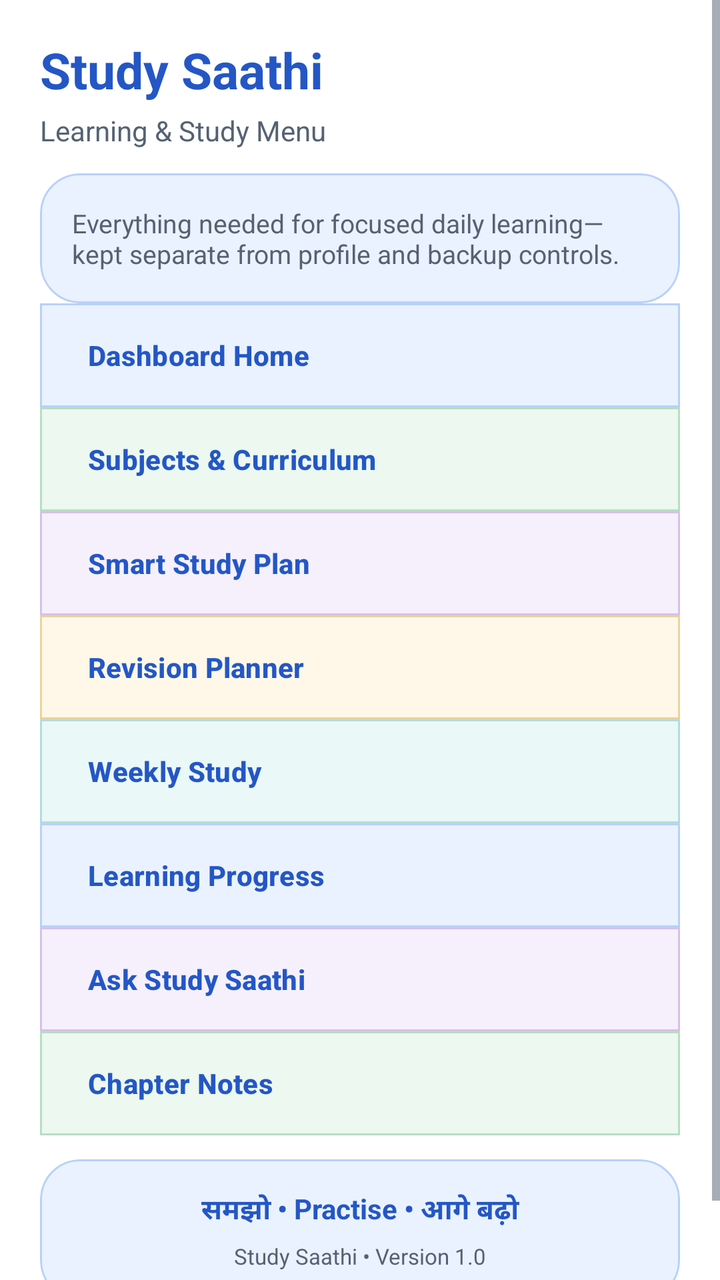
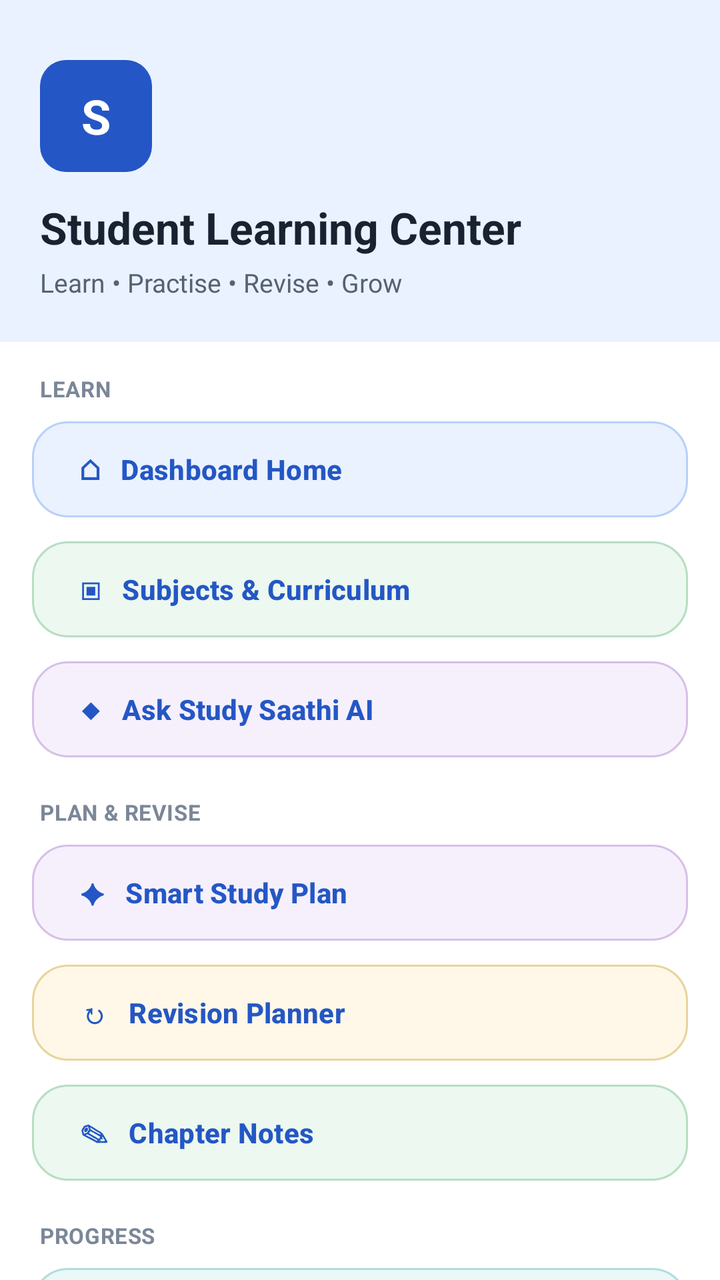

Screens rendered from an Android XML layout before and after an edit, with the pre-edit source and the edit as a unified diff.
<!-- AndroidManifest.xml: application theme Theme.StudySaathi -->
<!-- res/layout/drawer_dashboard_study_menu.xml -->
<?xml version="1.0" encoding="utf-8"?>
<ScrollView
    xmlns:android="http://schemas.android.com/apk/res/android"
    xmlns:app="http://schemas.android.com/apk/res-auto"
    android:layout_width="match_parent"
    android:layout_height="match_parent"
    android:background="@color/ss_surface"
    android:fillViewport="true">

    <LinearLayout
        android:layout_width="match_parent"
        android:layout_height="wrap_content"
        android:orientation="vertical"
        android:paddingStart="20dp"
        android:paddingTop="18dp"
        android:paddingEnd="20dp"
        android:paddingBottom="28dp">

        <TextView
            android:layout_width="match_parent"
            android:layout_height="wrap_content"
            android:fontFamily="sans-serif-rounded"
            android:text="Study Saathi"
            android:textColor="@color/ss_primary"
            android:textSize="25sp"
            android:textStyle="bold" />

        <TextView
            android:layout_width="match_parent"
            android:layout_height="wrap_content"
            android:layout_marginTop="4dp"
            android:text="Learning &amp; Study Menu"
            android:textColor="@color/ss_text_secondary"
            android:textSize="14sp" />

        <com.google.android.material.card.MaterialCardView
            android:layout_width="match_parent"
            android:layout_height="wrap_content"
            android:layout_marginTop="12dp"
            app:cardBackgroundColor="@color/ss_blue_soft"
            app:cardCornerRadius="20dp"
            app:cardElevation="0dp"
            app:strokeColor="@color/ss_blue_border"
            app:strokeWidth="1dp">

            <TextView
                android:layout_width="match_parent"
                android:layout_height="wrap_content"
                android:padding="16dp"
                android:text="Everything needed for focused daily learning—kept separate from profile and backup controls."
                android:textColor="@color/ss_text_secondary"
                android:textSize="13sp" />

        </com.google.android.material.card.MaterialCardView>

        <com.google.android.material.button.MaterialButton
            android:id="@+id/buttonMenuDashboard"
            style="@style/Widget.StudySaathi.Button.DrawerCompact"
            android:layout_width="match_parent"
            android:layout_height="wrap_content"
            android:layout_marginTop="0dp"
            android:gravity="start|center_vertical"
            android:text="Dashboard Home"
            android:textAllCaps="false"
            app:backgroundTint="@color/ss_blue_soft"
            app:strokeColor="@color/ss_blue_border" />

        <com.google.android.material.button.MaterialButton
            android:id="@+id/buttonMenuSubjects"
            style="@style/Widget.StudySaathi.Button.DrawerCompact"
            android:layout_width="match_parent"
            android:layout_height="wrap_content"
            android:layout_marginTop="0dp"
            android:gravity="start|center_vertical"
            android:text="Subjects &amp; Curriculum"
            android:textAllCaps="false"
            app:backgroundTint="@color/ss_green_soft"
            app:strokeColor="@color/ss_green_border" />

        <com.google.android.material.button.MaterialButton
            android:id="@+id/buttonMenuSmartStudyPlan"
            style="@style/Widget.StudySaathi.Button.DrawerCompact"
            android:layout_width="match_parent"
            android:layout_height="wrap_content"
            android:layout_marginTop="0dp"
            android:gravity="start|center_vertical"
            android:text="Smart Study Plan"
            android:textAllCaps="false"
            app:backgroundTint="@color/ss_purple_soft"
            app:strokeColor="@color/ss_purple_border" />

        <com.google.android.material.button.MaterialButton
            android:id="@+id/buttonMenuRevision"
            style="@style/Widget.StudySaathi.Button.DrawerCompact"
            android:layout_width="match_parent"
            android:layout_height="wrap_content"
            android:layout_marginTop="0dp"
            android:gravity="start|center_vertical"
            android:text="Revision Planner"
            android:textAllCaps="false"
            app:backgroundTint="@color/ss_yellow_soft"
            app:strokeColor="@color/ss_yellow_border" />

        <com.google.android.material.button.MaterialButton
            android:id="@+id/buttonMenuWeeklyStudy"
            style="@style/Widget.StudySaathi.Button.DrawerCompact"
            android:layout_width="match_parent"
            android:layout_height="wrap_content"
            android:layout_marginTop="0dp"
            android:gravity="start|center_vertical"
            android:text="Weekly Study"
            android:textAllCaps="false"
            app:backgroundTint="@color/ss_teal_soft"
            app:strokeColor="@color/ss_teal_border" />

        <com.google.android.material.button.MaterialButton
            android:id="@+id/buttonMenuLearningProgress"
            style="@style/Widget.StudySaathi.Button.DrawerCompact"
            android:layout_width="match_parent"
            android:layout_height="wrap_content"
            android:layout_marginTop="0dp"
            android:gravity="start|center_vertical"
            android:text="Learning Progress"
            android:textAllCaps="false"
            app:backgroundTint="@color/ss_blue_soft"
            app:strokeColor="@color/ss_blue_border" />

        <com.google.android.material.button.MaterialButton
            android:id="@+id/buttonMenuAskSaathi"
            style="@style/Widget.StudySaathi.Button.DrawerCompact"
            android:layout_width="match_parent"
            android:layout_height="wrap_content"
            android:layout_marginTop="0dp"
            android:gravity="start|center_vertical"
            android:text="Ask Study Saathi"
            android:textAllCaps="false"
            app:backgroundTint="@color/ss_purple_soft"
            app:strokeColor="@color/ss_purple_border" />

        <com.google.android.material.button.MaterialButton
            android:id="@+id/buttonMenuChapterNotes"
            style="@style/Widget.StudySaathi.Button.DrawerCompact"
            android:layout_width="match_parent"
            android:layout_height="wrap_content"
            android:layout_marginTop="0dp"
            android:gravity="start|center_vertical"
            android:text="Chapter Notes"
            android:textAllCaps="false"
            app:backgroundTint="@color/ss_green_soft"
            app:strokeColor="@color/ss_green_border" />

        <com.google.android.material.card.MaterialCardView
            android:layout_width="match_parent"
            android:layout_height="wrap_content"
            android:layout_marginTop="12dp"
            android:layout_marginBottom="4dp"
            app:cardBackgroundColor="@color/ss_blue_soft"
            app:cardCornerRadius="20dp"
            app:cardElevation="0dp"
            app:strokeColor="@color/ss_blue_border"
            app:strokeWidth="1dp">

            <LinearLayout
                android:layout_width="match_parent"
                android:layout_height="wrap_content"
                android:gravity="center"
                android:orientation="vertical"
                android:padding="15dp">

                <TextView
                    android:layout_width="match_parent"
                    android:layout_height="wrap_content"
                    android:fontFamily="sans-serif-rounded"
                    android:gravity="center"
                    android:text="समझो • Practise • आगे बढ़ो"
                    android:textColor="@color/ss_primary"
                    android:textSize="14sp"
                    android:textStyle="bold" />

                <TextView
                    android:id="@+id/textMenuAppVersion"
                    android:layout_width="match_parent"
                    android:layout_height="wrap_content"
                    android:layout_marginTop="5dp"
                    android:gravity="center"
                    android:text="Study Saathi • Version 1.0"
                    android:textColor="@color/ss_text_secondary"
                    android:textSize="11sp" />
            </LinearLayout>
        </com.google.android.material.card.MaterialCardView>

    </LinearLayout>

</ScrollView>
<!-- resources referenced by this layout -->
<resources>
  <color name="ss_blue_border">#B8D1FA</color>
  <color name="ss_blue_soft">#EAF2FF</color>
  <color name="ss_green_border">#B7DEC2</color>
  <color name="ss_green_soft">#ECF8F0</color>
  <color name="ss_primary">#2457C5</color>
  <color name="ss_purple_border">#D6C0E8</color>
  <color name="ss_purple_soft">#F6F0FC</color>
  <color name="ss_surface">#FFFFFF</color>
  <color name="ss_teal_border">#B4DCDC</color>
  <color name="ss_teal_soft">#EAF8F8</color>
  <color name="ss_text_secondary">#566273</color>
  <color name="ss_yellow_border">#E8D49B</color>
  <color name="ss_yellow_soft">#FFF8E8</color>
  <style name="Widget.StudySaathi.Button.DrawerCompact" parent="Widget.StudySaathi.Button.Outlined">
          <item name="cornerRadius">0dp</item>
          <item name="android:minHeight">52dp</item>
          <item name="android:insetTop">0dp</item>
          <item name="android:insetBottom">0dp</item>
      </style>
  <style name="Widget.StudySaathi.Button.Outlined" parent="Widget.Material3.Button.OutlinedButton">
          <item name="cornerRadius">18dp</item>
          <item name="android:minHeight">56dp</item>
          <item name="android:textStyle">bold</item>
          <item name="strokeColor">@color/ss_outline_strong</item>
          <item name="android:textColor">@color/ss_primary</item>
      </style>
  <color name="ss_on_primary">#FFFFFF</color>
  <color name="ss_primary_dark">#173F99</color>
  <color name="ss_secondary">#087F8C</color>
  <color name="ss_on_secondary">#FFFFFF</color>
  <color name="ss_tertiary">#8A5A00</color>
  <color name="ss_on_tertiary">#FFFFFF</color>
  <color name="ss_background">#F7F9FC</color>
  <color name="ss_surface_soft">#F0F4FA</color>
  <color name="ss_text_primary">#182230</color>
  <color name="ss_outline">#D6DEE9</color>
  <color name="ss_error">#BA1A1A</color>
  <color name="white">#FFFFFFFF</color>
  <color name="ss_red_soft">#FFF0F0</color>
  <!-- drawable bg_app_soft_mix (drawable) -->
  <?xml version="1.0" encoding="utf-8"?>
  <shape xmlns:android="http://schemas.android.com/apk/res/android"
      android:shape="rectangle">
  
      <gradient
          android:angle="270"
          android:centerColor="#F2FBF3"
          android:endColor="#EEF7FF"
          android:startColor="#FFF2F2"
          android:type="linear" />
  
  </shape>
  <color name="ss_outline_strong">#B9C5D5</color>
  <!-- unchanged entries left out for length: 1 -->
</resources>

<!-- the commit's change to res/layout/drawer_dashboard_study_menu.xml (unified diff, before → after) -->
@@ -1,194 +1,106 @@
 <?xml version="1.0" encoding="utf-8"?>
-<ScrollView
-    xmlns:android="http://schemas.android.com/apk/res/android"
+<androidx.core.widget.NestedScrollView xmlns:android="http://schemas.android.com/apk/res/android"
     xmlns:app="http://schemas.android.com/apk/res-auto"
-    android:layout_width="match_parent"
-    android:layout_height="match_parent"
-    android:background="@color/ss_surface"
-    android:fillViewport="true">
+    android:layout_width="match_parent" android:layout_height="match_parent"
+    android:background="@color/ss_surface" android:elevation="20dp" android:fillViewport="true">
+    <LinearLayout android:layout_width="match_parent" android:layout_height="wrap_content"
+        android:orientation="vertical" android:paddingBottom="24dp">
 
-    <LinearLayout
-        android:layout_width="match_parent"
-        android:layout_height="wrap_content"
-        android:orientation="vertical"
-        android:paddingStart="20dp"
-        android:paddingTop="18dp"
-        android:paddingEnd="20dp"
-        android:paddingBottom="28dp">
+        <LinearLayout android:layout_width="match_parent" android:layout_height="wrap_content"
+            android:background="@color/ss_blue_soft" android:orientation="vertical"
+            android:paddingStart="20dp" android:paddingTop="30dp"
+            android:paddingEnd="18dp" android:paddingBottom="21dp">
+            <TextView android:layout_width="56dp" android:layout_height="56dp"
+                android:background="@drawable/bg_help_step_badge" android:gravity="center"
+                android:text="S" android:textColor="@color/ss_on_primary"
+                android:textSize="24sp" android:textStyle="bold" />
+            <TextView android:layout_width="match_parent" android:layout_height="wrap_content"
+                android:layout_marginTop="13dp" android:fontFamily="sans-serif-rounded"
+                android:text="Student Learning Center" android:textColor="@color/ss_text_primary"
+                android:textSize="22sp" android:textStyle="bold" />
+            <TextView android:layout_width="match_parent" android:layout_height="wrap_content"
+                android:layout_marginTop="4dp" android:text="Learn • Practise • Revise • Grow"
+                android:textColor="@color/ss_text_secondary" android:textSize="13sp" />
+        </LinearLayout>
 
-        <TextView
-            android:layout_width="match_parent"
-            android:layout_height="wrap_content"
-            android:fontFamily="sans-serif-rounded"
-            android:text="Study Saathi"
-            android:textColor="@color/ss_primary"
-            android:textSize="25sp"
-            android:textStyle="bold" />
+        <TextView style="@style/TextAppearance.StudySaathi.Body" android:layout_width="match_parent"
+            android:layout_height="wrap_content" android:layout_marginStart="20dp"
+            android:layout_marginTop="16dp" android:text="LEARN"
+            android:textColor="@color/ss_text_muted" android:textSize="11sp" android:textStyle="bold" />
+        <com.google.android.material.button.MaterialButton android:id="@+id/buttonMenuDashboard"
+            style="@style/Widget.StudySaathi.Button.Outlined" android:layout_width="match_parent"
+            android:layout_height="wrap_content" android:layout_marginStart="16dp"
+            android:layout_marginTop="5dp" android:layout_marginEnd="16dp"
+            android:gravity="start|center_vertical" android:text="⌂   Dashboard Home"
+            android:textAllCaps="false" app:backgroundTint="@color/ss_blue_soft" app:strokeColor="@color/ss_blue_border" />
+        <com.google.android.material.button.MaterialButton android:id="@+id/buttonMenuSubjects"
+            style="@style/Widget.StudySaathi.Button.Outlined" android:layout_width="match_parent"
+            android:layout_height="wrap_content" android:layout_marginStart="16dp"
+            android:layout_marginTop="4dp" android:layout_marginEnd="16dp"
+            android:gravity="start|center_vertical" android:text="▣   Subjects &amp; Curriculum"
+            android:textAllCaps="false" app:backgroundTint="@color/ss_green_soft" app:strokeColor="@color/ss_green_border" />
+        <com.google.android.material.button.MaterialButton android:id="@+id/buttonMenuAskSaathi"
+            style="@style/Widget.StudySaathi.Button.Outlined" android:layout_width="match_parent"
+            android:layout_height="wrap_content" android:layout_marginStart="16dp"
+            android:layout_marginTop="4dp" android:layout_marginEnd="16dp"
+            android:gravity="start|center_vertical" android:text="◆   Ask Study Saathi AI"
+            android:textAllCaps="false" app:backgroundTint="@color/ss_purple_soft" app:strokeColor="@color/ss_purple_border" />
 
-        <TextView
-            android:layout_width="match_parent"
-            android:layout_height="wrap_content"
-            android:layout_marginTop="4dp"
-            android:text="Learning &amp; Study Menu"
-            android:textColor="@color/ss_text_secondary"
-            android:textSize="14sp" />
+        <TextView style="@style/TextAppearance.StudySaathi.Body" android:layout_width="match_parent"
+            android:layout_height="wrap_content" android:layout_marginStart="20dp"
+            android:layout_marginTop="16dp" android:text="PLAN &amp; REVISE"
+            android:textColor="@color/ss_text_muted" android:textSize="11sp" android:textStyle="bold" />
+        <com.google.android.material.button.MaterialButton android:id="@+id/buttonMenuSmartStudyPlan"
+            style="@style/Widget.StudySaathi.Button.Outlined" android:layout_width="match_parent"
+            android:layout_height="wrap_content" android:layout_marginStart="16dp"
+            android:layout_marginTop="5dp" android:layout_marginEnd="16dp"
+            android:gravity="start|center_vertical" android:text="✦   Smart Study Plan"
+            android:textAllCaps="false" app:backgroundTint="@color/ss_purple_soft" app:strokeColor="@color/ss_purple_border" />
+        <com.google.android.material.button.MaterialButton android:id="@+id/buttonMenuRevision"
+            style="@style/Widget.StudySaathi.Button.Outlined" android:layout_width="match_parent"
+            android:layout_height="wrap_content" android:layout_marginStart="16dp"
+            android:layout_marginTop="4dp" android:layout_marginEnd="16dp"
+            android:gravity="start|center_vertical" android:text="↻   Revision Planner"
+            android:textAllCaps="false" app:backgroundTint="@color/ss_yellow_soft" app:strokeColor="@color/ss_yellow_border" />
+        <com.google.android.material.button.MaterialButton android:id="@+id/buttonMenuChapterNotes"
+            style="@style/Widget.StudySaathi.Button.Outlined" android:layout_width="match_parent"
+            android:layout_height="wrap_content" android:layout_marginStart="16dp"
+            android:layout_marginTop="4dp" android:layout_marginEnd="16dp"
+            android:gravity="start|center_vertical" android:text="✎   Chapter Notes"
+            android:textAllCaps="false" app:backgroundTint="@color/ss_green_soft" app:strokeColor="@color/ss_green_border" />
 
-        <com.google.android.material.card.MaterialCardView
-            android:layout_width="match_parent"
-            android:layout_height="wrap_content"
-            android:layout_marginTop="12dp"
-            app:cardBackgroundColor="@color/ss_blue_soft"
-            app:cardCornerRadius="20dp"
-            app:cardElevation="0dp"
-            app:strokeColor="@color/ss_blue_border"
-            app:strokeWidth="1dp">
+        <TextView style="@style/TextAppearance.StudySaathi.Body" android:layout_width="match_parent"
+            android:layout_height="wrap_content" android:layout_marginStart="20dp"
+            android:layout_marginTop="16dp" android:text="PROGRESS"
+            android:textColor="@color/ss_text_muted" android:textSize="11sp" android:textStyle="bold" />
+        <com.google.android.material.button.MaterialButton android:id="@+id/buttonMenuWeeklyStudy"
+            style="@style/Widget.StudySaathi.Button.Outlined" android:layout_width="match_parent"
+            android:layout_height="wrap_content" android:layout_marginStart="16dp"
+            android:layout_marginTop="5dp" android:layout_marginEnd="16dp"
+            android:gravity="start|center_vertical" android:text="◷   Weekly Study"
+            android:textAllCaps="false" app:backgroundTint="@color/ss_teal_soft" app:strokeColor="@color/ss_teal_border" />
+        <com.google.android.material.button.MaterialButton android:id="@+id/buttonMenuLearningProgress"
+            style="@style/Widget.StudySaathi.Button.Outlined" android:layout_width="match_parent"
+            android:layout_height="wrap_content" android:layout_marginStart="16dp"
+            android:layout_marginTop="4dp" android:layout_marginEnd="16dp"
+            android:gravity="start|center_vertical" android:text="✓   Learning Progress"
+            android:textAllCaps="false" app:backgroundTint="@color/ss_blue_soft" app:strokeColor="@color/ss_blue_border" />
 
-            <TextView
-                android:layout_width="match_parent"
-                android:layout_height="wrap_content"
-                android:padding="16dp"
-                android:text="Everything needed for focused daily learning—kept separate from profile and backup controls."
-                android:textColor="@color/ss_text_secondary"
-                android:textSize="13sp" />
-
-        </com.google.android.material.card.MaterialCardView>
-
-        <com.google.android.material.button.MaterialButton
-            android:id="@+id/buttonMenuDashboard"
-            style="@style/Widget.StudySaathi.Button.DrawerCompact"
-            android:layout_width="match_parent"
-            android:layout_height="wrap_content"
-            android:layout_marginTop="0dp"
-            android:gravity="start|center_vertical"
-            android:text="Dashboard Home"
-            android:textAllCaps="false"
-            app:backgroundTint="@color/ss_blue_soft"
-            app:strokeColor="@color/ss_blue_border" />
-
-        <com.google.android.material.button.MaterialButton
-            android:id="@+id/buttonMenuSubjects"
-            style="@style/Widget.StudySaathi.Button.DrawerCompact"
-            android:layout_width="match_parent"
-            android:layout_height="wrap_content"
-            android:layout_marginTop="0dp"
-            android:gravity="start|center_vertical"
-            android:text="Subjects &amp; Curriculum"
-            android:textAllCaps="false"
-            app:backgroundTint="@color/ss_green_soft"
-            app:strokeColor="@color/ss_green_border" />
-
-        <com.google.android.material.button.MaterialButton
-            android:id="@+id/buttonMenuSmartStudyPlan"
-            style="@style/Widget.StudySaathi.Button.DrawerCompact"
-            android:layout_width="match_parent"
-            android:layout_height="wrap_content"
-            android:layout_marginTop="0dp"
-            android:gravity="start|center_vertical"
-            android:text="Smart Study Plan"
-            android:textAllCaps="false"
-            app:backgroundTint="@color/ss_purple_soft"
-            app:strokeColor="@color/ss_purple_border" />
-
-        <com.google.android.material.button.MaterialButton
-            android:id="@+id/buttonMenuRevision"
-            style="@style/Widget.StudySaathi.Button.DrawerCompact"
-            android:layout_width="match_parent"
-            android:layout_height="wrap_content"
-            android:layout_marginTop="0dp"
-            android:gravity="start|center_vertical"
-            android:text="Revision Planner"
-            android:textAllCaps="false"
-            app:backgroundTint="@color/ss_yellow_soft"
-            app:strokeColor="@color/ss_yellow_border" />
-
-        <com.google.android.material.button.MaterialButton
-            android:id="@+id/buttonMenuWeeklyStudy"
-            style="@style/Widget.StudySaathi.Button.DrawerCompact"
-            android:layout_width="match_parent"
-            android:layout_height="wrap_content"
-            android:layout_marginTop="0dp"
-            android:gravity="start|center_vertical"
-            android:text="Weekly Study"
-            android:textAllCaps="false"
-            app:backgroundTint="@color/ss_teal_soft"
-            app:strokeColor="@color/ss_teal_border" />
-
-        <com.google.android.material.button.MaterialButton
-            android:id="@+id/buttonMenuLearningProgress"
-            style="@style/Widget.StudySaathi.Button.DrawerCompact"
-            android:layout_width="match_parent"
-            android:layout_height="wrap_content"
-            android:layout_marginTop="0dp"
-            android:gravity="start|center_vertical"
-            android:text="Learning Progress"
-            android:textAllCaps="false"
-            app:backgroundTint="@color/ss_blue_soft"
-            app:strokeColor="@color/ss_blue_border" />
-
-        <com.google.android.material.button.MaterialButton
-            android:id="@+id/buttonMenuAskSaathi"
-            style="@style/Widget.StudySaathi.Button.DrawerCompact"
-            android:layout_width="match_parent"
-            android:layout_height="wrap_content"
-            android:layout_marginTop="0dp"
-            android:gravity="start|center_vertical"
-            android:text="Ask Study Saathi"
-            android:textAllCaps="false"
-            app:backgroundTint="@color/ss_purple_soft"
-            app:strokeColor="@color/ss_purple_border" />
-
-        <com.google.android.material.button.MaterialButton
-            android:id="@+id/buttonMenuChapterNotes"
-            style="@style/Widget.StudySaathi.Button.DrawerCompact"
-            android:layout_width="match_parent"
-            android:layout_height="wrap_content"
-            android:layout_marginTop="0dp"
-            android:gravity="start|center_vertical"
-            android:text="Chapter Notes"
-            android:textAllCaps="false"
-            app:backgroundTint="@color/ss_green_soft"
-            app:strokeColor="@color/ss_green_border" />
-
-        <com.google.android.material.card.MaterialCardView
-            android:layout_width="match_parent"
-            android:layout_height="wrap_content"
-            android:layout_marginTop="12dp"
-            android:layout_marginBottom="4dp"
-            app:cardBackgroundColor="@color/ss_blue_soft"
-            app:cardCornerRadius="20dp"
-            app:cardElevation="0dp"
-            app:strokeColor="@color/ss_blue_border"
-            app:strokeWidth="1dp">
-
-            <LinearLayout
-                android:layout_width="match_parent"
-                android:layout_height="wrap_content"
-                android:gravity="center"
-                android:orientation="vertical"
-                android:padding="15dp">
-
-                <TextView
-                    android:layout_width="match_parent"
-                    android:layout_height="wrap_content"
-                    android:fontFamily="sans-serif-rounded"
-                    android:gravity="center"
-                    android:text="समझो • Practise • आगे बढ़ो"
-                    android:textColor="@color/ss_primary"
-                    android:textSize="14sp"
-                    android:textStyle="bold" />
-
-                <TextView
-                    android:id="@+id/textMenuAppVersion"
-                    android:layout_width="match_parent"
-                    android:layout_height="wrap_content"
-                    android:layout_marginTop="5dp"
-                    android:gravity="center"
-                    android:text="Study Saathi • Version 1.0"
-                    android:textColor="@color/ss_text_secondary"
-                    android:textSize="11sp" />
+        <com.google.android.material.card.MaterialCardView android:layout_width="match_parent"
+            android:layout_height="wrap_content" android:layout_marginStart="16dp"
+            android:layout_marginTop="14dp" android:layout_marginEnd="16dp"
+            app:cardBackgroundColor="@color/ss_blue_soft" app:cardCornerRadius="20dp"
+            app:cardElevation="0dp" app:strokeColor="@color/ss_blue_border" app:strokeWidth="1dp">
+            <LinearLayout android:layout_width="match_parent" android:layout_height="wrap_content"
+                android:gravity="center" android:orientation="vertical" android:padding="14dp">
+                <TextView android:layout_width="match_parent" android:layout_height="wrap_content"
+                    android:gravity="center" android:text="समझो • Practise • आगे बढ़ो"
+                    android:textColor="@color/ss_primary" android:textSize="14sp" android:textStyle="bold" />
+                <TextView android:id="@+id/textMenuAppVersion" android:layout_width="match_parent"
+                    android:layout_height="wrap_content" android:layout_marginTop="4dp"
+                    android:gravity="center" android:text="Study Saathi • Version 1.0"
+                    android:textColor="@color/ss_text_secondary" android:textSize="11sp" />
             </LinearLayout>
         </com.google.android.material.card.MaterialCardView>
-
     </LinearLayout>
-
-</ScrollView>
+</androidx.core.widget.NestedScrollView>
<!-- resource entries referenced after the edit -->
@@ -10,14 +10,21 @@
   <color name="ss_surface">#FFFFFF</color>
   <color name="ss_teal_border">#B4DCDC</color>
   <color name="ss_teal_soft">#EAF8F8</color>
+  <color name="ss_text_muted">#7B8797</color>
   <color name="ss_text_secondary">#566273</color>
   <color name="ss_yellow_border">#E8D49B</color>
   <color name="ss_yellow_soft">#FFF8E8</color>
-  <style name="Widget.StudySaathi.Button.DrawerCompact" parent="Widget.StudySaathi.Button.Outlined">
-          <item name="cornerRadius">0dp</item>
-          <item name="android:minHeight">52dp</item>
-          <item name="android:insetTop">0dp</item>
-          <item name="android:insetBottom">0dp</item>
+  <!-- drawable bg_help_step_badge (drawable) -->
+  <?xml version="1.0" encoding="utf-8"?>
+  <shape xmlns:android="http://schemas.android.com/apk/res/android"
+      android:shape="rectangle">
+      <solid android:color="@color/ss_primary" />
+      <corners android:radius="13dp" />
+  </shape>
+  <style name="TextAppearance.StudySaathi.Body" parent="TextAppearance.Material3.BodyMedium">
+          <item name="android:fontFamily">sans-serif</item>
+          <item name="fontFamily">sans-serif</item>
+          <item name="android:textColor">@color/ss_text_secondary</item>
       </style>
   <style name="Widget.StudySaathi.Button.Outlined" parent="Widget.Material3.Button.OutlinedButton">
           <item name="cornerRadius">18dp</item>
